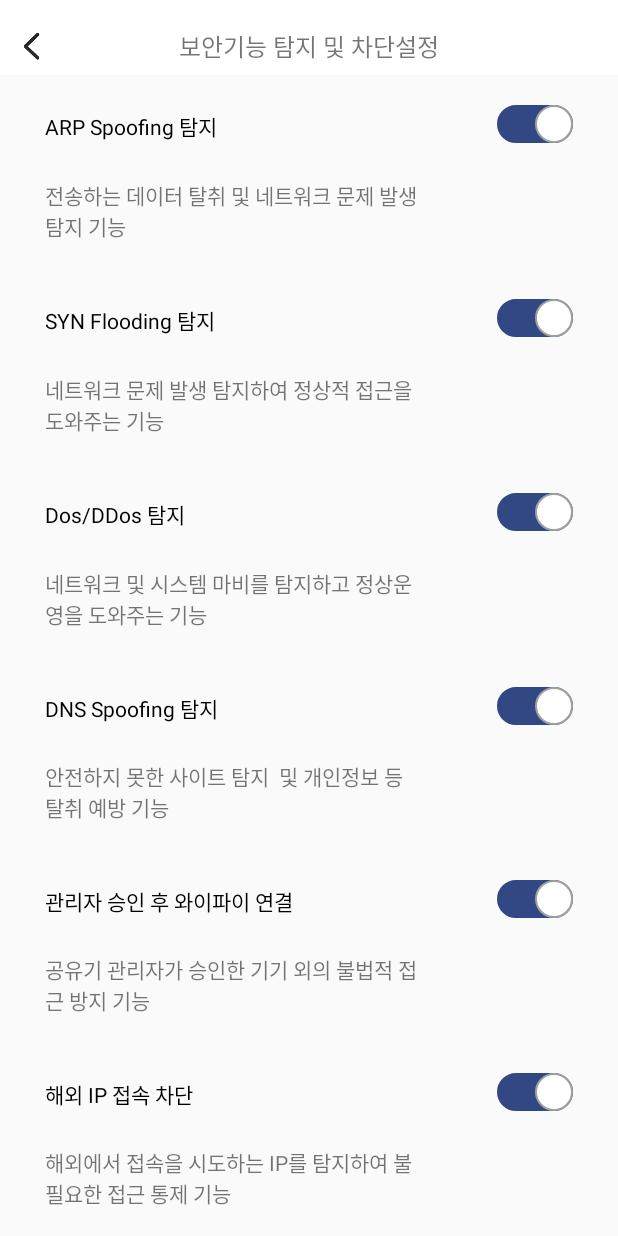
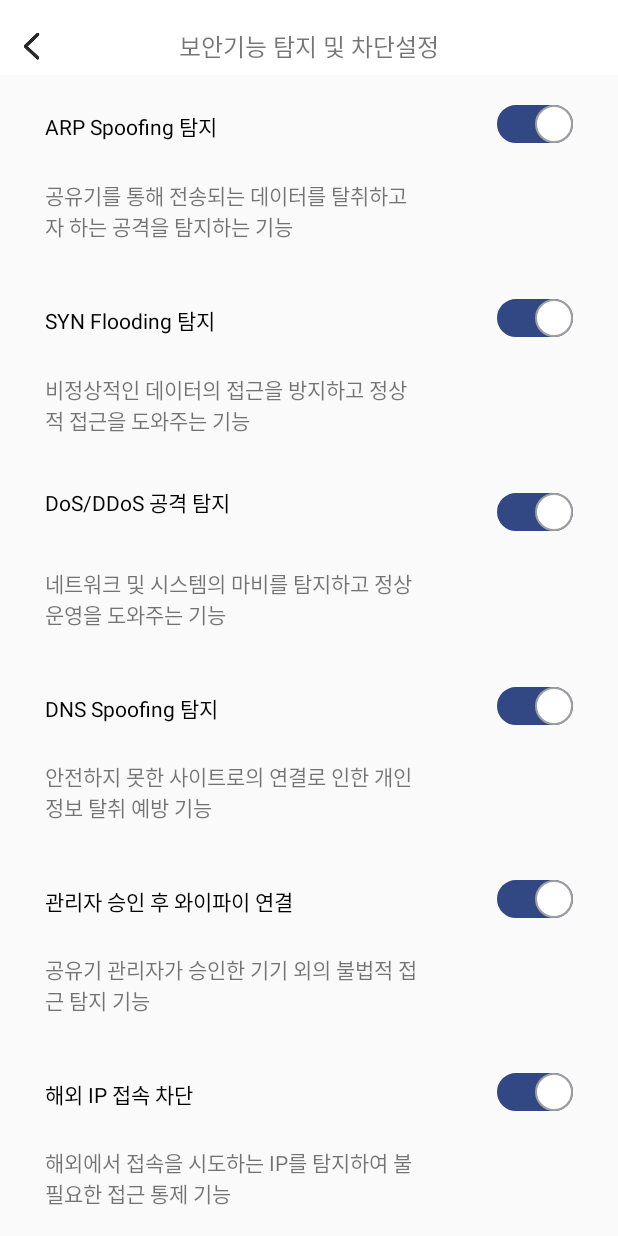
Before and after one commit to 2020-Fido-Awsome/Awsome-Android, an Android app: the SecurityActivity screen opened directly, with no data from a screen before it, on a phone screen of 412 x 824 dp. Run offline under Robolectric (Android 15) with nearby library versions, the phone set to English and light mode, and no system bars.

Commit message:
[Merge] xml merge & add new file

```diff
--- a/app/src/main/res/layout/activity_information.xml
+++ b/app/src/main/res/layout/activity_information.xml
@@ -58,7 +58,7 @@
             android:layout_height="wrap_content"
             android:layout_marginEnd="28dp"
             android:layout_marginBottom="20dp"
-            android:text="192.168.0.14"
+            android:text="192.168.0.254"
             android:textColor="@color/black"
             app:layout_constraintBottom_toBottomOf="parent"
             app:layout_constraintEnd_toEndOf="parent" />
@@ -160,7 +160,7 @@
         android:layout_height="40dp"
         android:layout_marginStart="97dp"
         android:layout_marginEnd="97dp"
-        android:text="GildongiPhone"
+        android:text="AWS"
         android:gravity="center"
         android:textColor="@color/black"
         android:textSize="18sp"
--- a/app/src/main/res/layout/activity_main.xml
+++ b/app/src/main/res/layout/activity_main.xml
@@ -13,7 +13,7 @@
         android:layout_height="wrap_content"
         android:layout_marginStart="56dp"
         android:layout_marginTop="64dp"
-        android:text="길동이네 WIFI"
+        android:text="AWS WIFI"
         android:textColor="#505050"
         android:textSize="24sp"
         app:layout_constraintStart_toStartOf="parent"
--- a/app/src/main/res/layout/activity_revise.xml
+++ b/app/src/main/res/layout/activity_revise.xml
@@ -13,7 +13,7 @@
         android:layout_marginStart="30dp"
         android:layout_marginTop="70dp"
         android:gravity="left"
-        android:text="Gildongiphone"
+        android:text="AWS"
         android:textColor="#8C8C8C"
         android:textSize="20sp"
         app:layout_constraintStart_toStartOf="@+id/txt_newUserName"
--- a/app/src/main/res/layout/activity_security.xml
+++ b/app/src/main/res/layout/activity_security.xml
@@ -39,7 +39,7 @@
                 android:layout_marginStart="30dp"
                 android:layout_marginTop="5dp"
                 android:layout_marginBottom="18dp"
-                android:text="전송하는 데이터 탈취 및 네트워크 문제 발생 탐지 기능"
+                android:text="공유기를 통해 전송되는 데이터를 탈취하고자 하는 공격을 탐지하는 기능"
                 app:layout_constraintBottom_toBottomOf="parent"
                 app:layout_constraintStart_toStartOf="parent"
                 />
@@ -50,11 +50,11 @@
                 android:layout_height="wrap_content"
                 android:layout_marginTop="20dp"
                 android:layout_marginEnd="30dp"
-                android:checked="true"
                 android:thumb="@drawable/switch_thumb_off"
                 android:track="@drawable/switch_track_selector"
                 app:layout_constraintEnd_toEndOf="parent"
-                app:layout_constraintTop_toTopOf="parent" />
+                app:layout_constraintTop_toTopOf="parent"
+                android:checked="true" />
         </androidx.constraintlayout.widget.ConstraintLayout>
 
         <androidx.constraintlayout.widget.ConstraintLayout
@@ -80,10 +80,10 @@
                 android:layout_marginStart="30dp"
                 android:layout_marginTop="5dp"
                 android:layout_marginBottom="18dp"
-                android:text="네트워크 문제 발생 탐지하여 정상적 접근을 도와주는 기능"
+                android:text="비정상적인 데이터의 접근을 방지하고 정상적 접근을 도와주는 기능"
                 app:layout_constraintBottom_toBottomOf="parent"
                 app:layout_constraintStart_toStartOf="parent"
-                 />
+                />
 
             <Switch
                 android:id="@+id/switch3"
@@ -108,8 +108,8 @@
                 android:layout_width="wrap_content"
                 android:layout_height="wrap_content"
                 android:layout_marginStart="30dp"
-                android:layout_marginTop="23dp"
-                android:text="Dos/DDos 탐지"
+                android:layout_marginTop="15dp"
+                android:text="DoS/DDoS 공격 탐지"
                 android:textColor="@color/black"
                 app:layout_constraintStart_toStartOf="parent"
                 app:layout_constraintTop_toTopOf="parent" />
@@ -121,13 +121,12 @@
                 android:layout_marginStart="30dp"
                 android:layout_marginTop="5dp"
                 android:layout_marginBottom="18dp"
-                android:text="네트워크 및 시스템 마비를 탐지하고 정상운영을 도와주는 기능"
+                android:text="네트워크 및 시스템의 마비를 탐지하고 정상운영을 도와주는 기능"
                 app:layout_constraintBottom_toBottomOf="parent"
                 app:layout_constraintStart_toStartOf="parent"
-                 />
+                />
 
             <Switch
-                android:id="@+id/switch4"
                 android:layout_width="wrap_content"
                 android:layout_height="wrap_content"
                 android:layout_marginTop="20dp"
@@ -162,10 +161,10 @@
                 android:layout_marginStart="30dp"
                 android:layout_marginTop="5dp"
                 android:layout_marginBottom="18dp"
-                android:text="안전하지 못한 사이트 탐지  및 개인정보 등 탈취 예방 기능"
+                android:text="안전하지 못한 사이트로의 연결로 인한 개인정보 탈취 예방 기능"
                 app:layout_constraintBottom_toBottomOf="parent"
                 app:layout_constraintStart_toStartOf="parent"
-                 />
+                />
 
             <Switch
                 android:id="@+id/switch5"
@@ -203,10 +202,10 @@
                 android:layout_marginStart="30dp"
                 android:layout_marginTop="5dp"
                 android:layout_marginBottom="18dp"
-                android:text="공유기 관리자가 승인한 기기 외의 불법적 접근 방지 기능  "
+                android:text="공유기 관리자가 승인한 기기 외의 불법적 접근 탐지 기능  "
                 app:layout_constraintBottom_toBottomOf="parent"
                 app:layout_constraintStart_toStartOf="parent"
-                 />
+                />
 
             <Switch
                 android:id="@+id/switch6"
@@ -247,7 +246,7 @@
                 android:text="해외에서 접속을 시도하는 IP를 탐지하여 불필요한 접근 통제 기능"
                 app:layout_constraintBottom_toBottomOf="parent"
                 app:layout_constraintStart_toStartOf="parent"
-                 />
+                />
 
             <Switch
                 android:id="@+id/switch7"
@@ -261,7 +260,6 @@
                 app:layout_constraintEnd_toEndOf="parent"
                 app:layout_constraintTop_toTopOf="parent" />
         </androidx.constraintlayout.widget.ConstraintLayout>
-
     </LinearLayout>
 
     <androidx.constraintlayout.widget.ConstraintLayout
```
